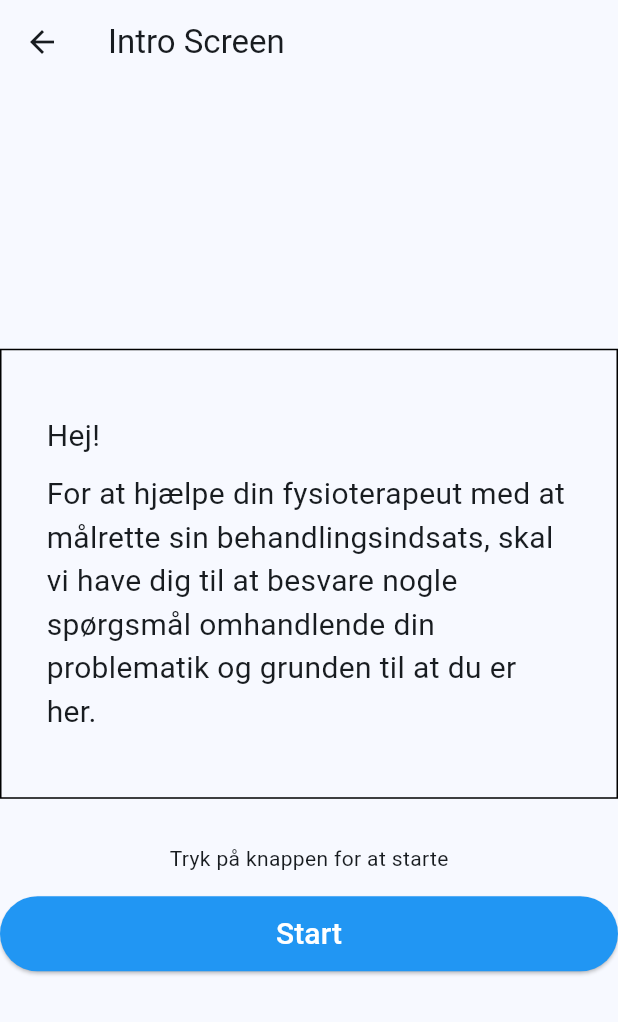
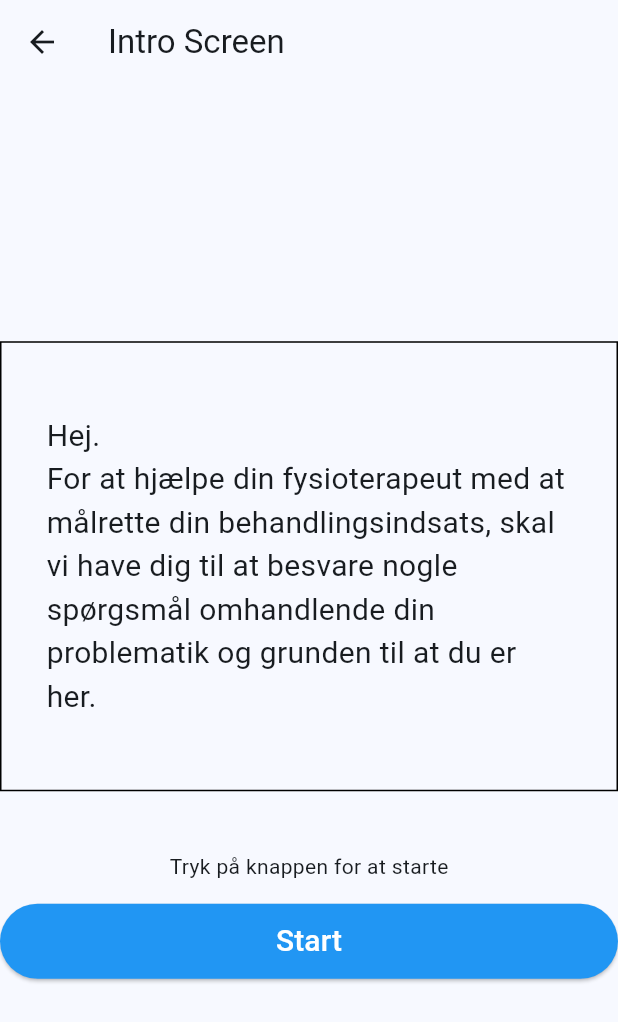
Before and after one commit to FieTengberg/self_anamnesis, a Flutter app: the screen it shows after launch, after a tap on "Log ind", on a phone screen of 412 x 824 dp. Shown: the top 1022 px of the screen. Run offline on Flutter 3.47's test engine with Material 3 defaults, Android fonts, the light colour scheme and no system bars; our stand-ins replace audioplayers.

Commit message:
med text strings brugt i finish og intro

```diff
--- a/lib/screens/intro_screen.dart
+++ b/lib/screens/intro_screen.dart
@@ -1,6 +1,7 @@
 import 'package:flutter/material.dart';
 import 'package:flutter_application_test/screens/recordAnswer_screen.dart';
 import 'package:audioplayers/audioplayers.dart';
+import 'package:flutter/services.dart' show rootBundle;
 
 class IntroScreen extends StatefulWidget {
   @override
@@ -8,17 +9,33 @@ class IntroScreen extends StatefulWidget {
 }
 
 class IntroScreenState extends State<IntroScreen> {
+  String text = ""; //for display
+  AudioPlayer audioPlayer = AudioPlayer();
+
   @override
   void initState() {
     super.initState();
-    //audioPlayer = AudioPlayer();
+    getText();
   }
-
-  AudioPlayer audioPlayer = AudioPlayer();
 
   Future<void> playAudio() async {
     String soundPath = "audio_files/intro.mp3";
     await audioPlayer.play(AssetSource(soundPath));
+  }
+
+  Future<void> getText() async {
+    try {
+      String introText;
+      introText = await rootBundle.loadString('assets/text_strings/intro.txt');
+      setState(() {
+        text = introText;
+      });
+    } catch (e) {
+      setState(() {
+        // Set text to an empty string in case of error
+        text = 'It does not work!';
+      });
+    }
   }
 
   @override
@@ -46,12 +63,7 @@ class IntroScreenState extends State<IntroScreen> {
                   crossAxisAlignment: CrossAxisAlignment.start,
                   children: [
                     Text(
-                      'Hej!',
-                      style: TextStyle(fontSize: 20),
-                    ),
-                    SizedBox(height: 10), // space between sections
-                    Text(
-                      'For at hjælpe din fysioterapeut med at målrette sin behandlingsindsats, skal vi have dig til at besvare nogle spørgsmål omhandlende din problematik og grunden til at du er her.',
+                      text,
                       style: TextStyle(fontSize: 20),
                     ),
                   ],
@@ -59,7 +71,7 @@ class IntroScreenState extends State<IntroScreen> {
               ),
             ),
 
-            SizedBox(height: 30), // Spacer
+            SizedBox(height: 40), // Spacer
 
             Center(
               // Wrap the text with Center widget
```
Also changed, not shown: lib/screens/anamnesisFinish_screen.dart (+22 -7 lines), lib/screens/recordAnswer_screen.dart (+2 -9 lines).
